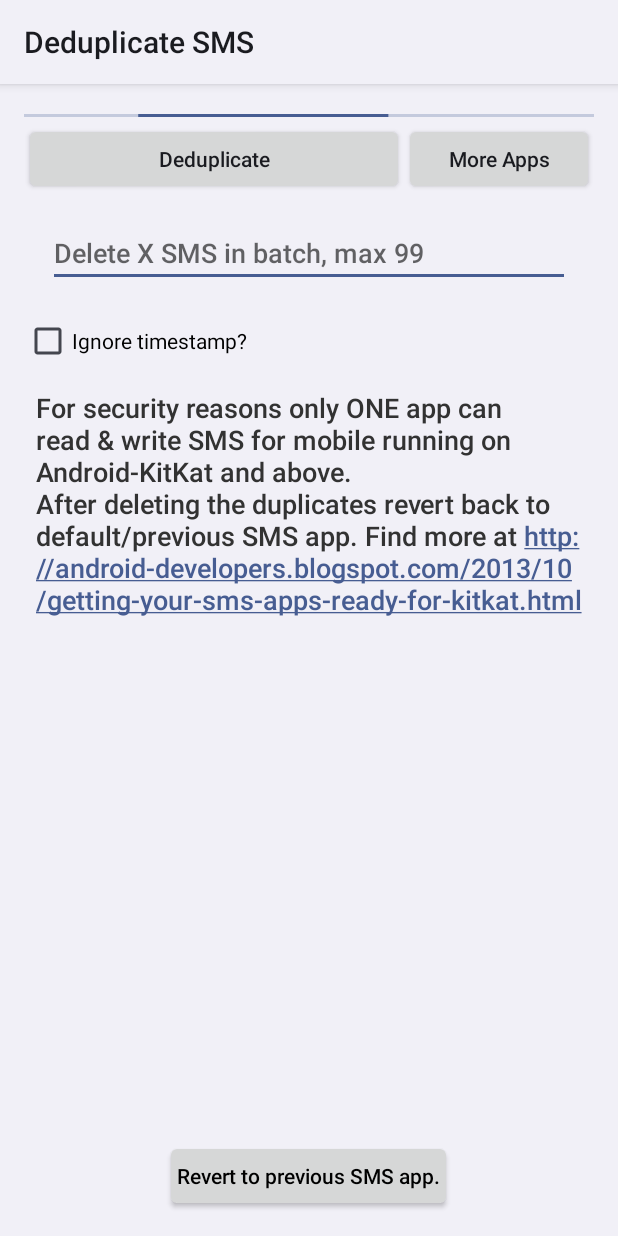
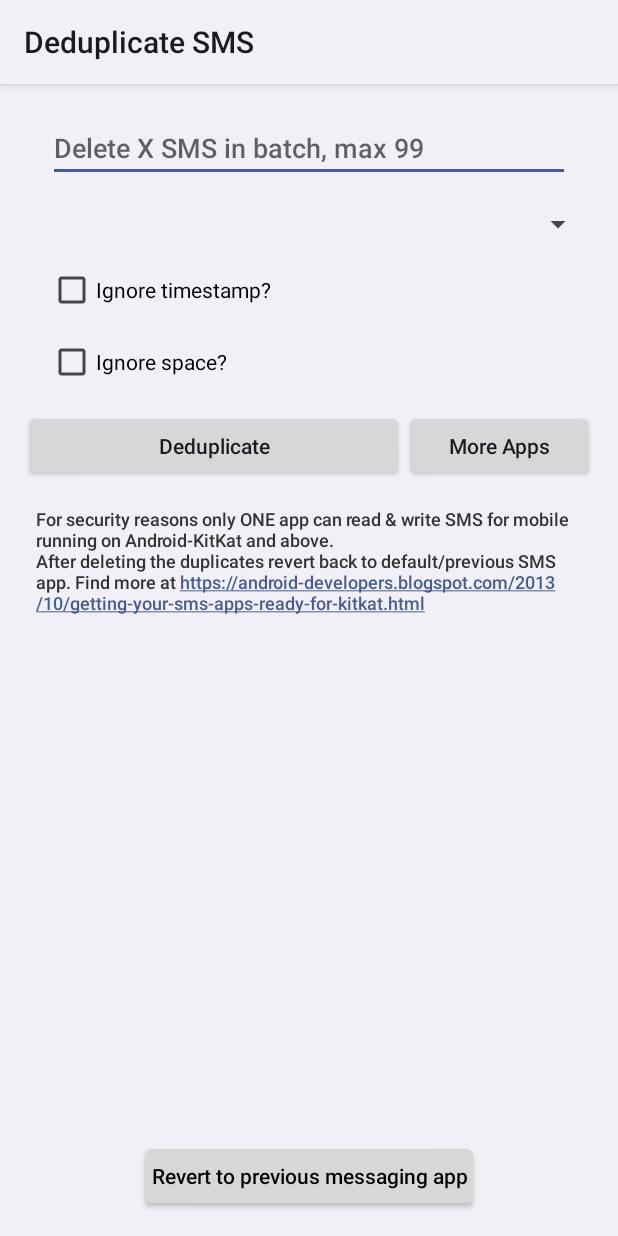
Before and after one commit to VenomVendor/DeduplicateSMS, an Android app: the screen it shows after launch (Deduplication), on a phone screen of 412 x 824 dp. Run offline under Robolectric (Android 15) with nearby library versions, the phone set to English and light mode, and no system bars.

Commit message:
Fixes #9 Fix for duplicates not detected when phone numbers are in different format. Added phone number library to format phone number before comparison. Added option to ignore space. Updated implementation to compare ignoring case. Updated implementation to strip whitespace in phone number, improving detection. Fixed minor typos Reformatted

```diff
--- a/app/build.gradle
+++ b/app/build.gradle
@@ -100,3 +100,7 @@ android {
         }
     }
 }
+
+dependencies {
+    implementation 'com.googlecode.libphonenumber:libphonenumber:8.9.15'
+}
--- a/app/src/main/java/com/venomvendor/sms/deduplicate/data/DuplicateList.java
+++ b/app/src/main/java/com/venomvendor/sms/deduplicate/data/DuplicateList.java
@@ -11,7 +11,7 @@ public class DuplicateList<T> extends ArrayList<T> {
     }
 
     public List<T> splice(int fromIndex, int toIndex) {
-        DuplicateList<T> splicedList = new DuplicateList<>(subList(fromIndex, toIndex));
+        List<T> splicedList = new DuplicateList<>(subList(fromIndex, toIndex));
         removeRange(fromIndex, splicedList.size());
         return splicedList;
     }
--- a/app/src/main/java/com/venomvendor/sms/deduplicate/service/DeleteSMSAsync.java
+++ b/app/src/main/java/com/venomvendor/sms/deduplicate/service/DeleteSMSAsync.java
@@ -7,7 +7,6 @@ import android.os.AsyncTask;
 import com.venomvendor.sms.deduplicate.data.DuplicateList;
 import com.venomvendor.sms.deduplicate.util.Constants;
 
-import java.util.ArrayList;
 import java.util.Collections;
 import java.util.List;
 
@@ -19,7 +18,7 @@ public class DeleteSMSAsync extends AsyncTask<Void, Integer, Integer> {
     private ContentResolver contentResolver;
     private boolean mCancel;
 
-    public DeleteSMSAsync(Context context, ArrayList<String> duplicateIds,
+    public DeleteSMSAsync(Context context, List<String> duplicateIds,
                           int deleteBy, OnDeletedListener onDeletedListener) {
         contentResolver = context.getContentResolver();
         mDuplicateIds = new DuplicateList<>(duplicateIds);
--- a/app/src/main/res/layout/activity_deduplication.xml
+++ b/app/src/main/res/layout/activity_deduplication.xml
@@ -13,16 +13,63 @@
         android:orientation="vertical"
         android:padding="@dimen/activity_margin">
 
-        <ProgressBar
-            style="?android:attr/progressBarStyleHorizontal"
+        <EditText
+            android:id="@+id/per_iteration"
             android:layout_width="match_parent"
-            android:layout_height="10dp"
-            android:indeterminate="true" />
+            android:layout_height="wrap_content"
+            android:layout_marginStart="@dimen/activity_margin"
+            android:layout_marginLeft="@dimen/activity_margin"
+            android:layout_marginTop="@dimen/tiny_margin"
+            android:layout_marginEnd="@dimen/activity_margin"
+            android:layout_marginRight="@dimen/activity_margin"
+            android:hint="@string/delete_by"
+            android:inputType="number"
+            android:maxLength="2" />
+
+        <Spinner
+            android:id="@+id/country_selector"
+            android:layout_width="match_parent"
+            android:layout_height="wrap_content"
+            android:layout_gravity="center_vertical"
+            android:layout_marginTop="@dimen/activity_margin"
+            android:padding="0dp" />
+
+        <CheckedTextView
+            android:id="@+id/ignore_timestamp"
+            android:layout_width="wrap_content"
+            android:layout_height="wrap_content"
+            android:layout_margin="@dimen/activity_margin"
+            android:checkMark="@null"
+            android:drawableStart="?android:attr/listChoiceIndicatorMultiple"
+            android:drawableLeft="?android:attr/listChoiceIndicatorMultiple"
+            android:drawableEnd="@null"
+            android:drawableRight="@null"
+            android:gravity="center_vertical"
+            android:text="@string/ignore_timestamp"
+            android:textColor="@android:color/black" />
+
+        <CheckedTextView
+            android:id="@+id/ignore_space"
+            android:layout_width="wrap_content"
+            android:layout_height="wrap_content"
+            android:layout_marginStart="@dimen/activity_margin"
+            android:layout_marginLeft="@dimen/activity_margin"
+            android:layout_marginEnd="@dimen/activity_margin"
+            android:layout_marginRight="@dimen/activity_margin"
+            android:checkMark="@null"
+            android:drawableStart="?android:attr/listChoiceIndicatorMultiple"
+            android:drawableLeft="?android:attr/listChoiceIndicatorMultiple"
+            android:drawableEnd="@null"
+            android:drawableRight="@null"
+            android:gravity="center_vertical"
+            android:text="@string/ignore_space"
+            android:textColor="@android:color/black" />
 
         <LinearLayout
             android:layout_width="match_parent"
             android:layout_height="wrap_content"
             android:layout_gravity="center"
+            android:layout_marginTop="@dimen/activity_margin"
             android:orientation="horizontal">
 
             <Button
@@ -49,29 +96,6 @@
                 android:textAllCaps="false" />
         </LinearLayout>
 
-        <EditText
-            android:id="@+id/per_iteration"
-            android:layout_width="match_parent"
-            android:layout_height="wrap_content"
-            android:layout_margin="@dimen/activity_margin"
-            android:hint="@string/delete_by"
-            android:inputType="number"
-            android:maxLength="2" />
-
-        <CheckedTextView
-            android:id="@+id/ignore_timestamp"
-            android:layout_width="match_parent"
-            android:layout_height="wrap_content"
-            android:layout_marginTop="@dimen/tiny_margin"
-            android:checkMark="@null"
-            android:drawableEnd="@null"
-            android:drawableLeft="?android:attr/listChoiceIndicatorMultiple"
-            android:drawableRight="@null"
-            android:drawableStart="?android:attr/listChoiceIndicatorMultiple"
-            android:gravity="center_vertical"
-            android:text="@string/ignore_timestamp"
-            android:textColor="@android:color/black" />
-
         <LinearLayout
             android:id="@+id/ignore_timestamp_message"
             android:layout_width="match_parent"
@@ -84,8 +108,8 @@
                 android:layout_height="wrap_content"
                 android:layout_marginTop="@dimen/tiny_margin"
                 android:background="@android:color/black"
+                android:drawableStart="@android:drawable/stat_sys_warning"
                 android:drawableLeft="@android:drawable/stat_sys_warning"
-                android:drawableStart="@android:drawable/stat_sys_warning"
                 android:padding="@dimen/tiny_margin"
                 android:text="@string/warning"
                 android:textAppearance="?android:attr/textAppearanceLarge"
@@ -115,8 +139,8 @@
                 <RadioButton
                     android:layout_width="wrap_content"
                     android:layout_height="wrap_content"
+                    android:layout_marginStart="@dimen/min_padding"
                     android:layout_marginLeft="@dimen/min_padding"
-                    android:layout_marginStart="@dimen/min_padding"
                     android:text="@string/keep_last" />
             </RadioGroup>
         </LinearLayout>
@@ -187,7 +211,8 @@
                 android:padding="@dimen/min_padding"
                 android:text="@string/security_reasons"
                 android:textAppearance="?android:attr/textAppearanceMedium"
-                android:textColor="@android:color/secondary_text_light" />
+                android:textColor="@android:color/secondary_text_light"
+                android:textSize="@dimen/note_size" />
 
             <Button
                 android:id="@+id/revert"
--- a/app/src/main/res/values/dimens.xml
+++ b/app/src/main/res/values/dimens.xml
@@ -5,4 +5,5 @@
     <dimen name="min_padding">8dp</dimen>
     <dimen name="button_height">48dp</dimen>
     <dimen name="tiny_margin">4dp</dimen>
+    <dimen name="note_size">12sp</dimen>
 </resources>
--- a/app/src/main/res/values/strings.xml
+++ b/app/src/main/res/values/strings.xml
@@ -5,13 +5,13 @@
     <string name="cancelling">Cancelling…</string>
     <string name="more_apps">More Apps</string>
     <string name="deduplicate">Deduplicate</string>
-    <string name="reading_msg">Reading Messages.</string>
+    <string name="reading_msg">Reading Messages</string>
     <string name="warning_message">This app is not responsible if any data is lost, kindly take a
         backup before proceeding.
     </string>
-    <string name="revert">Revert to previous SMS app.</string>
+    <string name="revert">Revert to previous messaging app</string>
     <string name="security_reasons">
-        <![CDATA[For security reasons only ONE app can read & write SMS for mobile running on Android-KitKat and above.\nAfter deleting the duplicates revert back to default/previous SMS app. Find more at http://android-developers.blogspot.com/2013/10/getting-your-sms-apps-ready-for-kitkat.html]]></string>
+        <![CDATA[For security reasons only ONE app can read & write SMS for mobile running on Android-KitKat and above.\nAfter deleting the duplicates revert back to default/previous SMS app. Find more at https://android-developers.blogspot.com/2013/10/getting-your-sms-apps-ready-for-kitkat.html]]></string>
     <string name="required_permissions">Required Permission</string>
     <string name="permission_explain">
         <![CDATA[%s requires access to \"READ_SMS & WRITE_SMS\" to delete duplicate messages.]]></string>
@@ -24,6 +24,7 @@
     <string name="app_cannot_run">Without READ_SMS permission, app cannot run.\n</string>
     <string name="app_will_exit">" App will exit on press of "</string>
     <string name="ignore_timestamp">Ignore timestamp?</string>
+    <string name="ignore_space">Ignore space?</string>
     <string name="warning">Warning!</string>
     <string name="warning_desc">This will delete similar messages from the SAME sender irrespective
         of any date.
```
Also changed, not shown: app/src/main/java/com/venomvendor/sms/deduplicate/activity/Deduplication.java (+70 -6 lines), app/src/main/java/com/venomvendor/sms/deduplicate/data/Country.java (added, +63 -0 lines), app/src/main/java/com/venomvendor/sms/deduplicate/data/FindDuplicates.java (+65 -12 lines).
